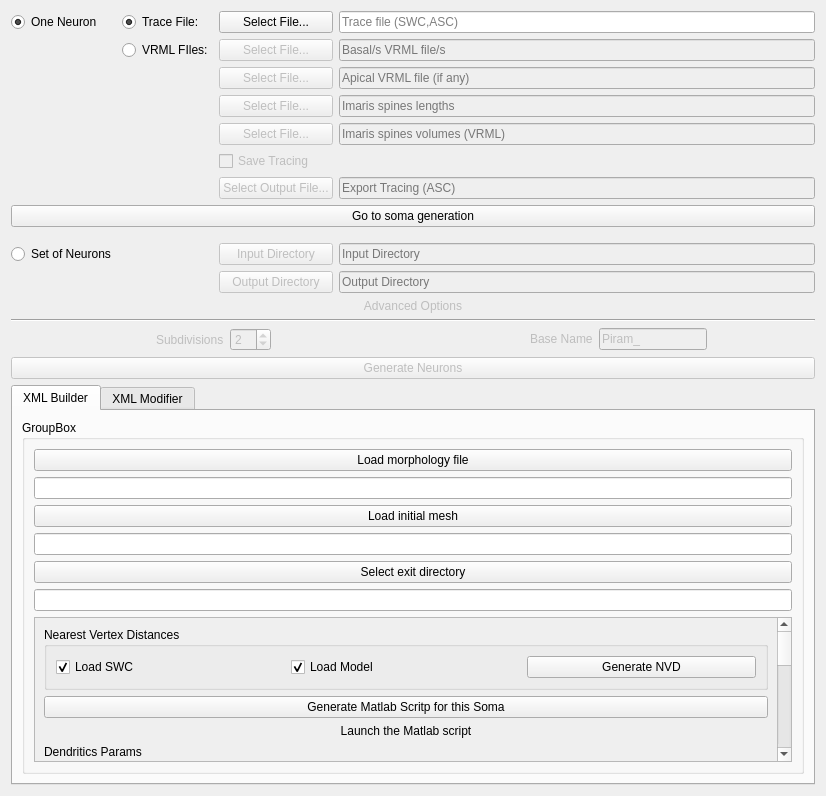
This is Neuronize/SomaCreatorWidget.ui in vg-lab/Neuronize as Qt 5 draws it before an edit. The edited form follows.
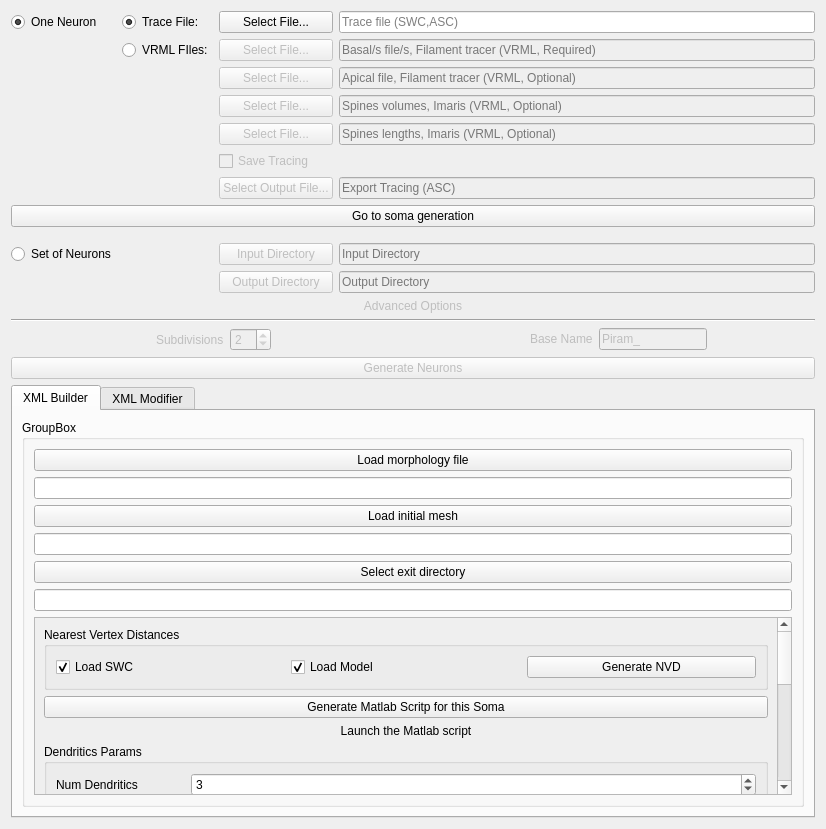
This is the edited form.

Commit message: Improve UI and user feedback while process of generate new neuron. Add new functionality, now spines can be generated for neurolucida from imaris length files. Major changes in Compare meshes, now can visualize a set of meshes

Patch:
```diff
--- a/Neuronize/SomaCreatorWidget.ui
+++ b/Neuronize/SomaCreatorWidget.ui
@@ -7,7 +7,7 @@
     <x>0</x>
     <y>0</y>
     <width>826</width>
-    <height>796</height>
+    <height>829</height>
    </rect>
   </property>
   <property name="windowTitle">
@@ -110,7 +110,7 @@
         <bool>false</bool>
        </property>
        <property name="placeholderText">
-        <string>Basal/s VRML file/s</string>
+        <string>Basal/s file/s, Filament tracer (VRML, Required)</string>
        </property>
       </widget>
      </item>
@@ -140,7 +140,7 @@
         <bool>false</bool>
        </property>
        <property name="placeholderText">
-        <string>Apical VRML file (if any)</string>
+        <string>Apical file, Filament tracer (VRML, Optional) </string>
        </property>
       </widget>
      </item>
@@ -225,7 +225,7 @@
       </layout>
      </item>
      <item row="5" column="2">
-      <widget class="QPushButton" name="imarisPathButton">
+      <widget class="QPushButton" name="longsButton">
        <property name="enabled">
         <bool>false</bool>
        </property>
@@ -235,17 +235,17 @@
       </widget>
      </item>
      <item row="5" column="3">
-      <widget class="QLineEdit" name="imarisPath">
+      <widget class="QLineEdit" name="longsPath">
        <property name="enabled">
         <bool>false</bool>
        </property>
        <property name="placeholderText">
-        <string>Imaris spines volumes (VRML)</string>
+        <string>Spines lengths, Imaris (VRML, Optional)</string>
        </property>
       </widget>
      </item>
      <item row="4" column="2">
-      <widget class="QPushButton" name="longsButton">
+      <widget class="QPushButton" name="imarisPathButton">
        <property name="enabled">
         <bool>false</bool>
        </property>
@@ -255,12 +255,12 @@
       </widget>
      </item>
      <item row="4" column="3">
-      <widget class="QLineEdit" name="longsPath">
+      <widget class="QLineEdit" name="imarisPath">
        <property name="enabled">
         <bool>false</bool>
        </property>
        <property name="placeholderText">
-        <string>Imaris spines lengths</string>
+        <string>Spines volumes, Imaris (VRML, Optional)</string>
        </property>
       </widget>
      </item>
```
Left out of the diff: 20 changed lines with no effect on the pictures. The commit also changes 14 other files.
